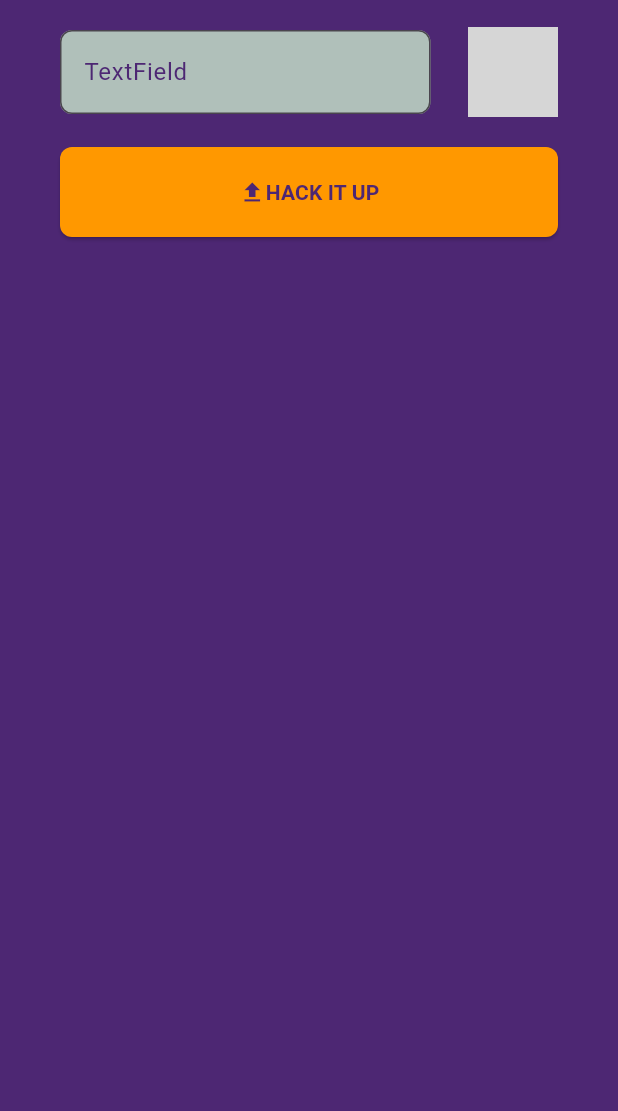
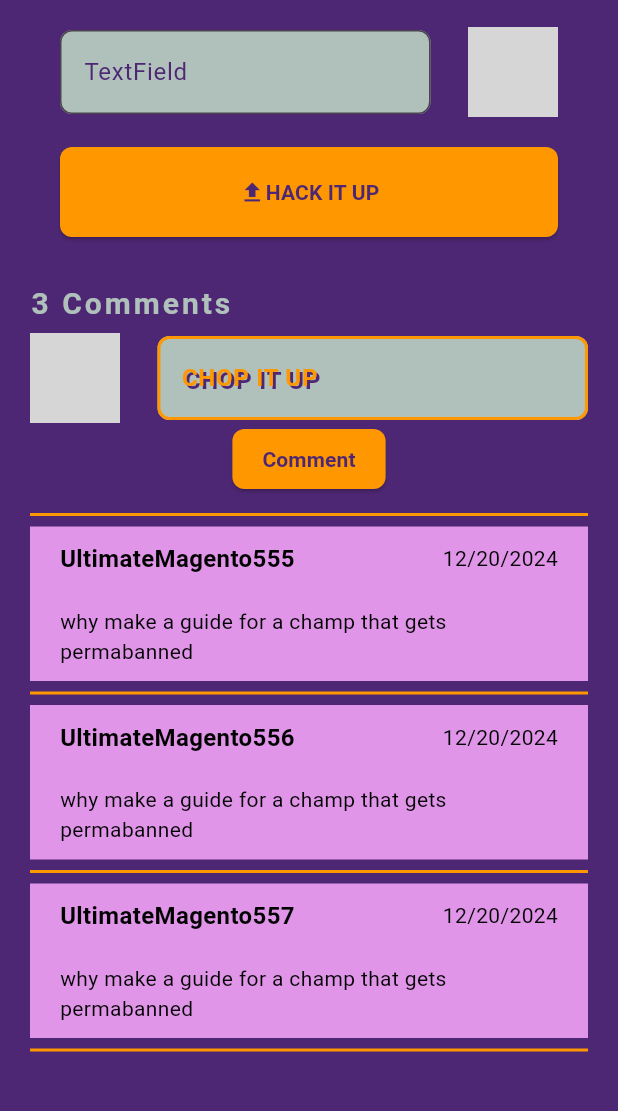
Before and after one commit to Mundo-Pictures/mundo-pictures, a Flutter app: the screen it shows after launch, on a phone screen of 412 x 824 dp, the part 72-1183 px from its top. Run offline on Flutter 3.47's test engine with Material 3 defaults, Android fonts, the phone set to English and light mode, and no system bars; our stand-ins replace flutter_svg; grey boxes are pictures that could not be loaded.

Commit message:
adds the comment section, the comment, and add comment field

```diff
--- /dev/null
+++ b/lib/components/comments.dart
@@ -0,0 +1,166 @@
+import 'package:flutter/material.dart';
+import 'package:mundo_pictures/components/data/comment_data.dart';
+
+class Comments extends StatefulWidget {
+  const Comments({super.key});
+
+  @override
+  State<Comments> createState() => _CommentsState();
+}
+
+class _CommentsState extends State<Comments> {
+  CommentList allCommentList = CommentList();
+
+  void HandleAddComment() {}
+
+  @override
+  Widget build(BuildContext context) {
+    return Container(
+      padding: EdgeInsets.fromLTRB(20, 20, 20, 20),
+      child: Column(
+        children: [
+          Container(
+            padding: EdgeInsets.fromLTRB(0, 0, 0, 5),
+            child: Column(
+              children: [
+                Align(
+                  alignment: Alignment.centerLeft,
+                  child: Text(
+                    '${allCommentList.length} Comments',
+                    style: TextStyle(
+                        fontWeight: FontWeight.w600,
+                        fontSize: 20,
+                        letterSpacing: 2),
+                  ),
+                ),
+                SizedBox(
+                  height: 5,
+                ),
+                Row(
+                  mainAxisAlignment: MainAxisAlignment.center,
+                  children: [
+                    ClipRRect(
+                      borderRadius: BorderRadius.circular(100),
+                      child: Image.asset(
+                        "./img/Genesis_img.jpg",
+                        width: 60,
+                      ),
+                    ),
+                    SizedBox(
+                      width: 25,
+                    ),
+                    Expanded(
+                      child: TextField(
+                          style: TextStyle(color: Color(0xff4d2773)),
+                          textAlign: TextAlign.left,
+                          decoration: InputDecoration(
+                            border: OutlineInputBorder(
+                              borderRadius: BorderRadius.circular(8),
+                            ),
+                            enabledBorder: OutlineInputBorder(
+                                borderRadius: BorderRadius.circular(8),
+                                borderSide: BorderSide(
+                                    width: 2,
+                                    color: Color.fromRGBO(255, 152, 0, 1))),
+                            focusedBorder: OutlineInputBorder(
+                                borderSide: BorderSide(
+                                    width: 2,
+                                    color: Color.fromRGBO(255, 152, 0, 1))),
+                            hintText: "Comment...",
+                            hintStyle: TextStyle(color: Color(0xff4d2773)),
+                            label: Text(
+                              "CHOP IT UP",
+                              style: TextStyle(
+                                  color: Color.fromRGBO(255, 152, 0, 1),
+                                  fontWeight: FontWeight.bold,
+                                  fontSize: 16,
+                                  shadows: [
+                                    Shadow(
+                                        offset: Offset(2, 2),
+                                        blurRadius: 0,
+                                        color: Color(0xff4d2773))
+                                  ]),
+                            ),
+                            fillColor: Color(0xffb0c0ba),
+                            filled: true,
+                          )),
+                    ),
+                  ],
+                ),
+                ElevatedButton(
+                    onPressed: HandleAddComment,
+                    style: ButtonStyle(
+                        shape: WidgetStateProperty.all<RoundedRectangleBorder>(
+                            RoundedRectangleBorder(
+                          borderRadius: BorderRadius.circular(8),
+                        )),
+                        padding: WidgetStateProperty.all<EdgeInsets>(
+                          EdgeInsets.fromLTRB(20, 10, 20, 10),
+                        ),
+                        backgroundColor:
+                            WidgetStateProperty.all(Color(0xffff9800))),
+                    child: Text(
+                      "Comment",
+                      style: TextStyle(
+                          fontWeight: FontWeight.w600,
+                          color: Color(0xff4d2773)),
+                    ))
+              ],
+            ),
+          ),
+          Container(
+            padding: EdgeInsets.fromLTRB(0, 0, 0, 0),
+            child: Divider(
+              color: Color.fromRGBO(255, 152, 0, 1),
+              thickness: 2,
+            ),
+          ),
+          for (int i = 0; i < allCommentList.length; i++)
+            Column(
+              children: [
+                Container(
+                  color: Color.fromRGBO(224, 149, 233, 1),
+                  padding: EdgeInsets.fromLTRB(20, 10, 20, 10),
+                  margin: EdgeInsets.fromLTRB(0, 0, 0, 0),
+                  child: Column(children: [
+                    Row(
+                      mainAxisAlignment: MainAxisAlignment.spaceBetween,
+                      children: [
+                        Text(
+                          allCommentList.getList()[i].name,
+                          style: TextStyle(
+                              color: Colors.black,
+                              fontWeight: FontWeight.w600,
+                              fontSize: 16),
+                        ),
+                        Text(allCommentList.getList()[i].getDateSubmitter(),
+                            style: TextStyle(color: Colors.black, fontSize: 14))
+                      ],
+                    ),
+                    SizedBox(height: 20),
+                    Align(
+                      alignment: Alignment.centerLeft,
+                      child: Text(
+                        allCommentList.getList()[i].text,
+                        style: TextStyle(
+                          color: Colors.black,
+                          fontSize: 14,
+                        ),
+                      ),
+                    )
+                  ]),
+                ),
+                Container(
+                  padding: EdgeInsets.fromLTRB(0, 0, 0, 0),
+                  child: Divider(
+                    color: Color.fromRGBO(255, 152, 0, 1),
+                    thickness: 2,
+                  ),
+                ),
+              ],
+            ),
+        ],
+      ),
+    );
+  }
+}
--- /dev/null
+++ b/lib/components/data/comment_data.dart
@@ -0,0 +1,51 @@
+import 'package:intl/intl.dart';
+
+class Comment {
+  Comment(
+      {required this.name, required this.text, required this.dateSubmitted});
+
+  String name = "";
+  String text = "";
+  DateTime dateSubmitted = DateTime(2020);
+
+  String getName() {
+    return name;
+  }
+
+  String getText() {
+    return text;
+  }
+
+  String getDateSubmitter() {
+    DateFormat formatter = DateFormat('MM/dd/yyyy');
+    String dateString = formatter.format(dateSubmitted);
+    return dateString;
+  }
+}
+
+class CommentList {
+  List<Comment> commentList = [
+    Comment(
+        name: "UltimateMagento555",
+        text: "why make a guide for a champ that gets permabanned",
+        dateSubmitted: DateTime.now()),
+    Comment(
+        name: "UltimateMagento556",
+        text: "why make a guide for a champ that gets permabanned",
+        dateSubmitted: DateTime.now()),
+    Comment(
+        name: "UltimateMagento557",
+        text: "why make a guide for a champ that gets permabanned",
+        dateSubmitted: DateTime.now())
+  ];
+
+  num get length => commentList.length;
+
+  List<Comment> getList() {
+    return commentList;
+  }
+
+  void printList() {
+    print(commentList);
+  }
+}
--- a/lib/home/home.dart
+++ b/lib/home/home.dart
@@ -1,8 +1,7 @@
-import 'dart:ui';
-
 import 'package:flutter/material.dart';
 import 'package:flutter_svg/flutter_svg.dart';
 import 'package:mundo_pictures/buttons/primary-button.dart';
+import 'package:mundo_pictures/components/comments.dart';
 
 class HomePage extends StatelessWidget {
   const HomePage({super.key});
@@ -92,7 +91,14 @@ class HomePage extends StatelessWidget {
                             color: Color(0xff4d2773)),
                       )
                     ],
-                  )))
+                  ))),
+          Container(
+              child: Column(
+            crossAxisAlignment: CrossAxisAlignment.stretch,
+            children: [
+              Comments(),
+            ],
+          ))
         ],
       ),
     );
--- a/pubspec.yaml
+++ b/pubspec.yaml
@@ -35,6 +35,7 @@ dependencies:
   # The following adds the Cupertino Icons font to your application.
   # Use with the CupertinoIcons class for iOS style icons.
   cupertino_icons: ^1.0.8
+  intl: ^0.20.1
 
 dev_dependencies:
   flutter_test:
```
Also changed, not shown: pubspec.lock.
